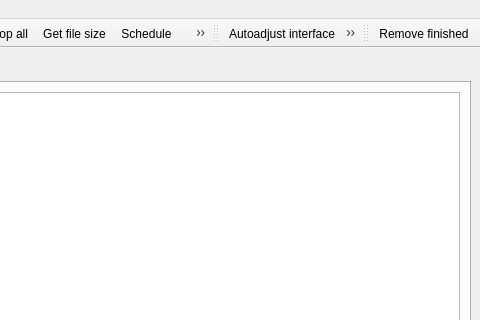
This is src/plugins/http/mainwindow.ui in 0xd34df00d/leechcraft as Qt 5 draws it before an edit; both pictures show x 312 to 792 and y 0 to 320 of the 792 by 566 pixel window. The edited form follows.
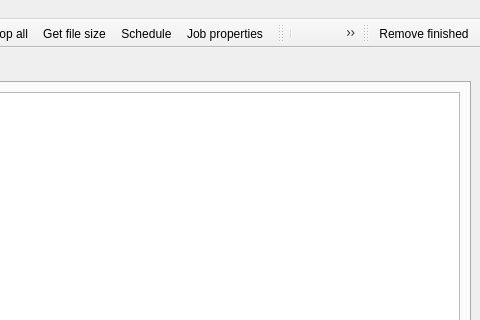
This is the edited form. Icons and pictures are not drawn. Custom widgets are drawn as their Qt base class.

Commit message: + HTTP/FTP: Shortcuts for actions.

What changed in the file:
```diff
--- a/src/plugins/http/mainwindow.ui
+++ b/src/plugins/http/mainwindow.ui
@@ -175,9 +175,6 @@
    <attribute name="toolBarBreak" >
     <bool>false</bool>
    </attribute>
-   <addaction name="ActionAutoadjust_" />
-   <addaction name="ActionActiveColumns_" />
-   <addaction name="ActionFinishedColumns_" />
    <addaction name="separator" />
    <addaction name="ActionPreferences_" />
   </widget>
```
Left out of the diff: 36 changed lines with no effect on the pictures.
